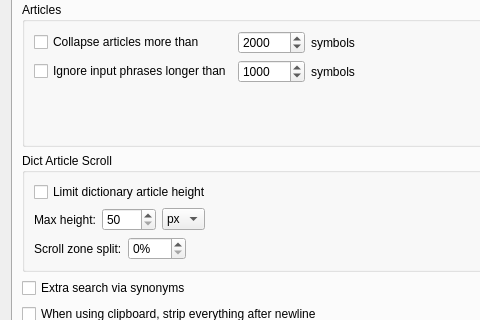
Old version of the form src/ui/preferences.ui in the repository wuyun-1921/goldendict-ng; both pictures show x 0 to 480 and y 140 to 460 of the 788 by 713 pixel window.
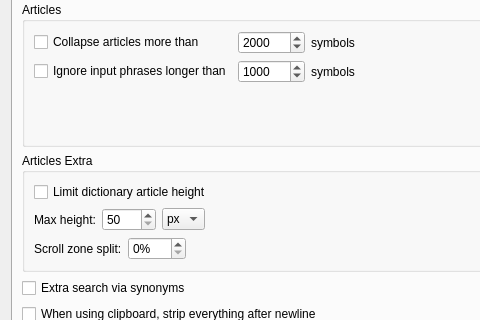
New version of the form. The open tabs and pages were chosen to show the change. Icons and pictures are not drawn.

Commit message: fix: rename to Articles Extra, gray out max height when unchecked, fix CSS build

```diff
--- a/src/ui/preferences.ui
+++ b/src/ui/preferences.ui
@@ -1882,7 +1882,7 @@
        <item>
         <widget class="QGroupBox" name="dictPanelGroup">
          <property name="title">
-          <string>Dict Article Scroll</string>
+          <string>Articles Extra</string>
          </property>
          <layout class="QFormLayout" name="formLayout_dictPanel">
           <item row="0" column="0">
```
The commit also changes 2 other files.
